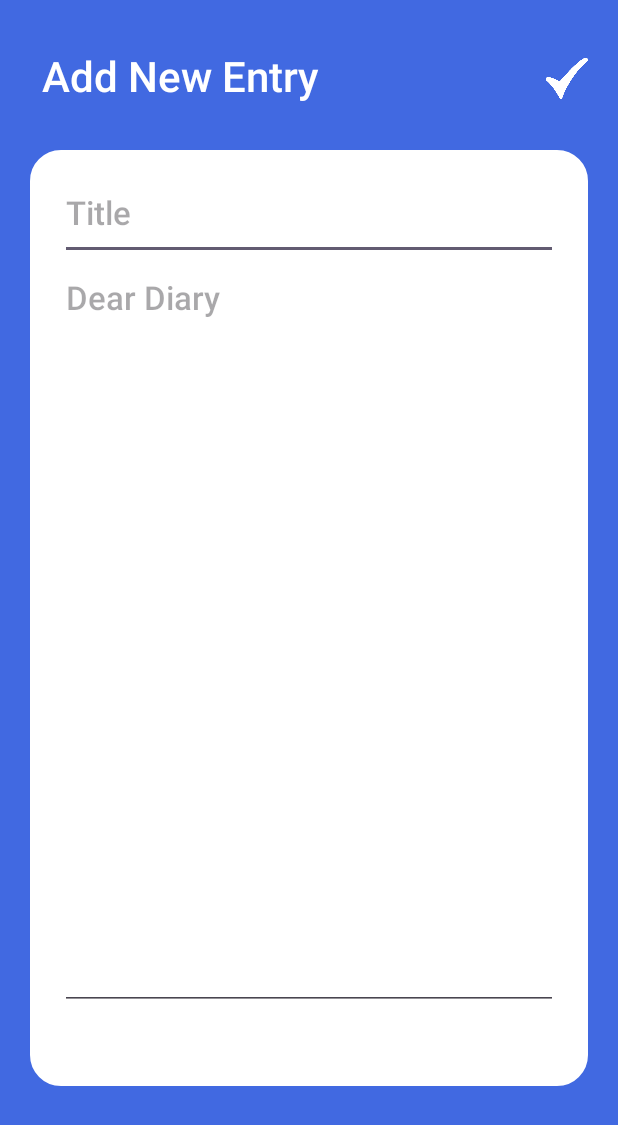
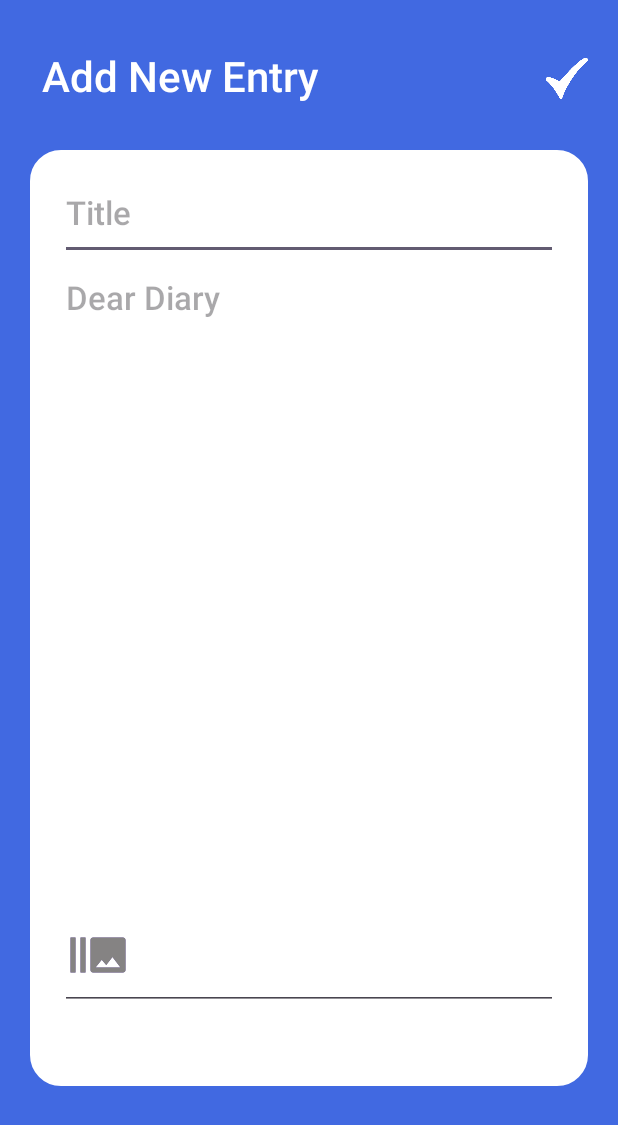
Before and after one commit to pratyush770/Sem6Project, an Android app: the DiaryDetailsActivity screen opened directly, with no data from a screen before it, on a phone screen of 412 x 824 dp. Shown: the top 1125 px of the screen. Run offline under Robolectric (Android 15) with nearby library versions, the phone set to English and light mode, and no system bars; our stand-ins replace Firebase (no records; nobody signed in at launch, a user with empty details on screens opened directly).

Commit message:
first commit

```diff
--- a/app/build.gradle.kts
+++ b/app/build.gradle.kts
@@ -36,8 +36,11 @@ dependencies {
     implementation("androidx.constraintlayout:constraintlayout:2.1.4")
     implementation("com.google.firebase:firebase-auth:22.3.0")
     implementation("com.google.firebase:firebase-firestore:24.9.1")
+    implementation("com.google.firebase:firebase-storage:20.3.0")
     testImplementation("junit:junit:4.13.2")
     androidTestImplementation("androidx.test.ext:junit:1.1.5")
     androidTestImplementation("androidx.test.espresso:espresso-core:3.5.1")
     implementation ("com.firebaseui:firebase-ui-firestore:8.0.2")
+    implementation ("com.github.bumptech.glide:glide:4.12.0")
+    annotationProcessor ("com.github.bumptech.glide:compiler:4.12.0")
 }
--- a/app/src/main/AndroidManifest.xml
+++ b/app/src/main/AndroidManifest.xml
@@ -1,6 +1,9 @@
 <?xml version="1.0" encoding="utf-8"?>
 <manifest xmlns:android="http://schemas.android.com/apk/res/android"
     xmlns:tools="http://schemas.android.com/tools">
+    <uses-permission android:name="android.permission.READ_EXTERNAL_STORAGE" />
+    <uses-permission android:name="android.permission.INTERNET" />
+    <uses-feature android:name="android.hardware.camera" android:required="false" />
 
     <application
         android:allowBackup="true"
--- a/app/src/main/java/com/example/mydiary/MainActivity.java
+++ b/app/src/main/java/com/example/mydiary/MainActivity.java
@@ -7,11 +7,13 @@ import androidx.recyclerview.widget.RecyclerView;
 import android.content.Intent;
 import android.os.Bundle;
 import android.view.MenuItem;
+import android.widget.Button;
 import android.widget.ImageView;
 import android.widget.PopupMenu;
 
 import com.firebase.ui.firestore.FirestoreRecyclerOptions;
 import com.google.android.material.floatingactionbutton.FloatingActionButton;
+import com.google.firebase.FirebaseApp;
 import com.google.firebase.auth.FirebaseAuth;
 import com.google.firebase.firestore.Query;
 
@@ -31,6 +33,7 @@ public class MainActivity extends AppCompatActivity {
         imgBtn = findViewById(R.id.menuBtn);
         floatingActionButton.setOnClickListener((v)->startActivity(new Intent(MainActivity.this, DiaryDetailsActivity.class)));
         imgBtn.setOnClickListener((v)->showMenu());
+        FirebaseApp.initializeApp(this);
         setUpRecyclerView();
     }
     public void showMenu()
--- /dev/null
+++ b/app/src/main/res/drawable/baseline_burst_mode_24.xml
@@ -0,0 +1,5 @@
+<vector android:height="24dp" android:tint="#000000"
+    android:viewportHeight="24" android:viewportWidth="24"
+    android:width="24dp" xmlns:android="http://schemas.android.com/apk/res/android">
+    <path android:fillColor="@android:color/white" android:pathData="M1,5h2v14L1,19zM5,5h2v14L5,19zM22,5L10,5c-0.55,0 -1,0.45 -1,1v12c0,0.55 0.45,1 1,1h12c0.55,0 1,-0.45 1,-1L23,6c0,-0.55 -0.45,-1 -1,-1zM11,17l2.5,-3.15L15.29,16l2.5,-3.22L21,17L11,17z"/>
+</vector>
--- a/app/src/main/res/layout/activity_diary_details.xml
+++ b/app/src/main/res/layout/activity_diary_details.xml
@@ -67,6 +67,11 @@
             android:textSize="22sp"
             android:textStyle="normal" />
 
+        <LinearLayout
+            android:layout_width="match_parent"
+            android:layout_height="match_parent"
+            android:orientation="vertical">
+
             <EditText
                 android:id="@+id/editTextText5"
                 android:layout_width="match_parent"
@@ -80,6 +85,27 @@
                 android:inputType="textMultiLine"
                 android:paddingBottom="20dp"
                 android:textSize="22sp" />
+
+            <ImageView
+                android:id="@+id/changingImg"
+                android:layout_width="match_parent"
+                android:layout_height="313dp"
+                android:layout_marginTop="-380dp" />
+
+            <Button
+                android:id="@+id/button"
+                android:layout_width="40dp"
+                android:layout_height="40dp"
+                android:layout_marginStart="25dp"
+                android:layout_marginTop="10dp"
+                android:background="@drawable/baseline_burst_mode_24"
+                android:backgroundTint="#686868"
+                android:foreground="@drawable/baseline_burst_mode_24"
+                android:foregroundTint="#858383"
+                app:cornerRadius="10dp" />
+
+        </LinearLayout>
+
     </LinearLayout>
 
     <TextView
```
Also changed, not shown: app/src/main/java/com/example/mydiary/Diary.java (+8 -0 lines), app/src/main/java/com/example/mydiary/DiaryDetailsActivity.java (+104 -22 lines), 1 other file. Lines whose indentation alone changed are shown as unchanged.
